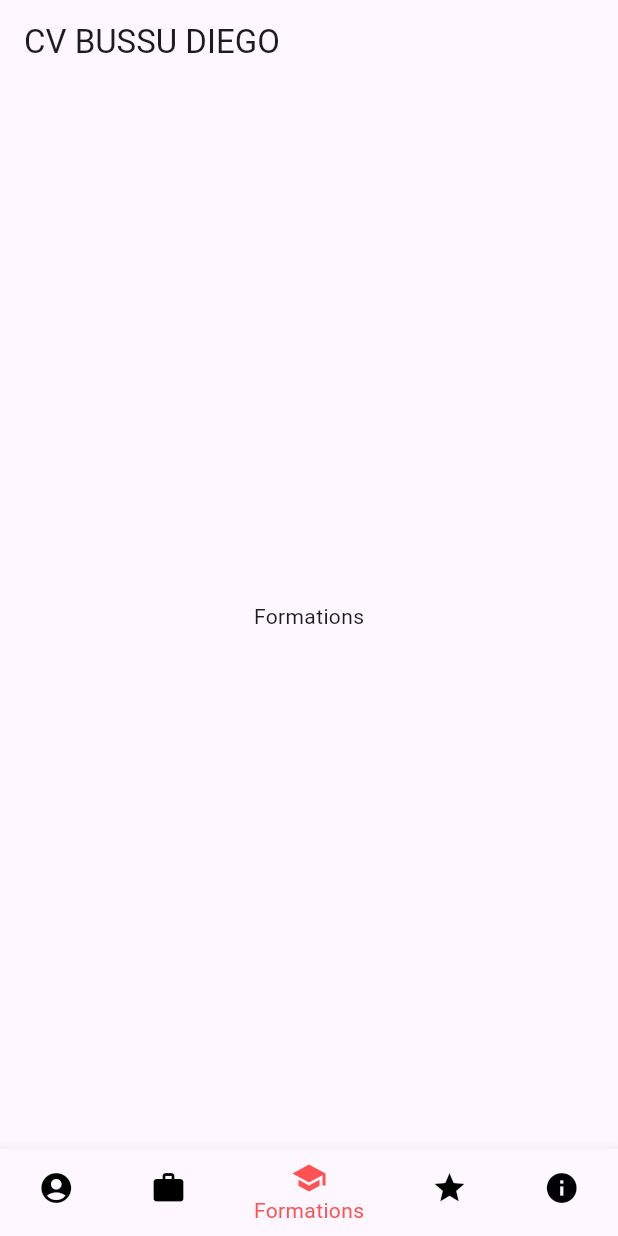
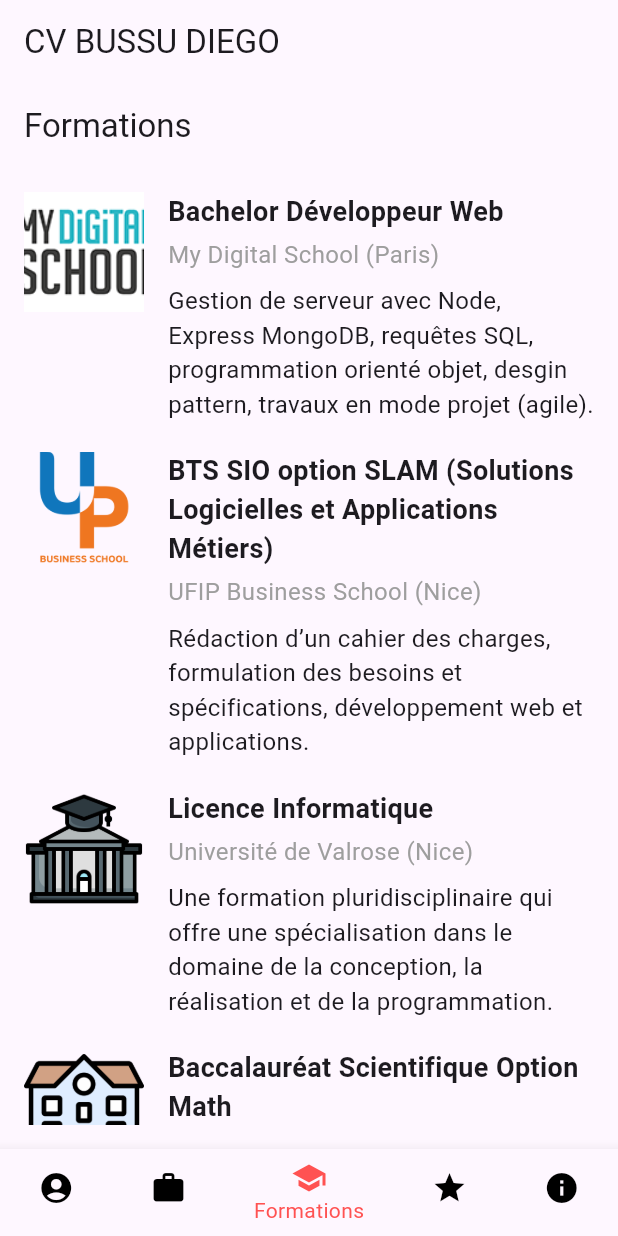
Before and after one commit to diegobussu/flutter_cv, a Flutter app: the screen it shows after launch, item 3 of the bottom bar chosen, on a phone screen of 412 x 824 dp. Run offline on Flutter 3.47's test engine with Material 3 defaults, Android fonts, the phone set to English and light mode, and no system bars.

Commit message:
:pencil: Final formationPage

```diff
--- a/lib/screens/formations.dart
+++ b/lib/screens/formations.dart
@@ -3,8 +3,86 @@ import 'package:flutter/material.dart';
 class FormationsPage extends StatelessWidget {
   @override
   Widget build(BuildContext context) {
-    return Center(
-      child: Text('Formations'),
+    return Scaffold(
+      appBar: AppBar(
+        title: Text('Formations'),
+      ),
+      body: Padding(
+        padding: const EdgeInsets.all(16.0),
+        child: SingleChildScrollView(
+          child: Column(
+            crossAxisAlignment: CrossAxisAlignment.start,
+            children: [
+              _buildExperienceItem(
+                'assets/formation1.png',
+                'Bachelor Développeur Web',
+                'My Digital School (Paris)',
+                'Gestion de serveur avec Node, Express MongoDB, requêtes SQL, programmation orienté objet, desgin pattern, travaux en mode projet (agile).',
+              ),
+              SizedBox(height: 20),
+              _buildExperienceItem(
+                'assets/formation2.png',
+                'BTS SIO option SLAM (Solutions Logicielles et Applications Métiers)',
+                'UFIP Business School (Nice)',
+                'Rédaction d’un cahier des charges, formulation des besoins et spécifications, développement web et applications.',
+              ),
+              SizedBox(height: 20),
+              _buildExperienceItem(
+                'assets/formation3.png',
+                'Licence Informatique',
+                'Université de Valrose (Nice)',
+                'Une formation pluridisciplinaire qui offre une spécialisation dans le domaine de la conception, la réalisation et de la programmation.',
+              ),
+              SizedBox(height: 20),
+              _buildExperienceItem(
+                'assets/formation4.png',
+                'Baccalauréat Scientifique Option Math',
+                'Lycée Thierry Maulnier (Nice)',
+                'Filière générale avec une option supplémentaire orienté vers les mathématiques.',
+              ),
+            ],
+          ),
+        ),
+      ),
+    );
+  }
+
+  Widget _buildExperienceItem(
+      String imagePath, String title, String subtitle, String description) {
+    return Row(
+      crossAxisAlignment: CrossAxisAlignment.start,
+      children: [
+        Padding(
+          padding: const EdgeInsets.only(right: 16.0),
+          child: Image.asset(
+            imagePath,
+            width: 80,
+            height: 80,
+            fit: BoxFit.cover,
+          ),
+        ),
+        Expanded(
+          child: Column(
+            crossAxisAlignment: CrossAxisAlignment.start,
+            children: [
+              Text(
+                title,
+                style: TextStyle(fontSize: 18, fontWeight: FontWeight.bold),
+              ),
+              SizedBox(height: 4),
+              Text(
+                subtitle,
+                style: TextStyle(fontSize: 16, color: Colors.grey),
+              ),
+              SizedBox(height: 8),
+              Text(
+                description,
+                style: TextStyle(fontSize: 16),
+              ),
+            ],
+          ),
+        ),
+      ],
     );
   }
 }
```
Also changed, not shown: assets/formation1.png (added), assets/formation2.png (added), assets/formation3.png (added), assets/formation4.png (added).
